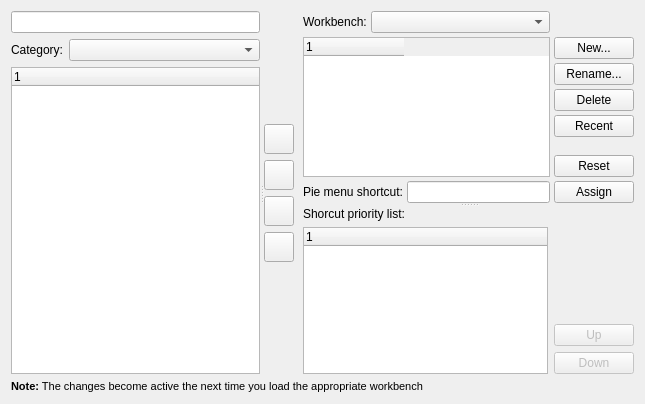
Old version of the form src/Gui/DlgToolbars.ui in the repository wavexx/FreeCAD.
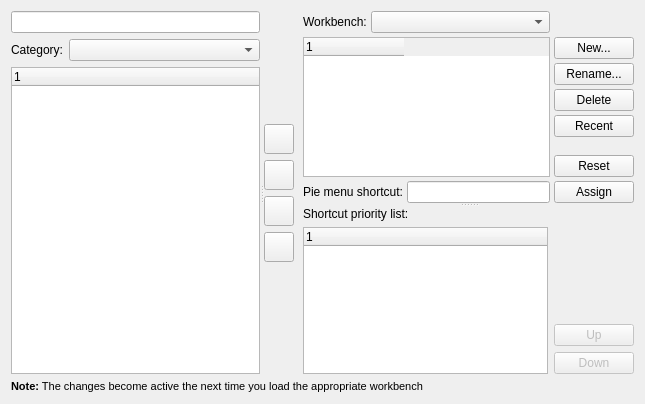
New version of the form. Icons and pictures are not drawn. Custom widgets are drawn as their Qt base class.

What changed in the file:
```diff
--- a/src/Gui/DlgToolbars.ui
+++ b/src/Gui/DlgToolbars.ui
@@ -427,7 +427,7 @@
 same time. The one with the highest priority will be triggered.</string>
              </property>
              <property name="text">
-              <string>Shorcut priority list:</string>
+              <string>Shortcut priority list:</string>
              </property>
             </widget>
            </item>
```
